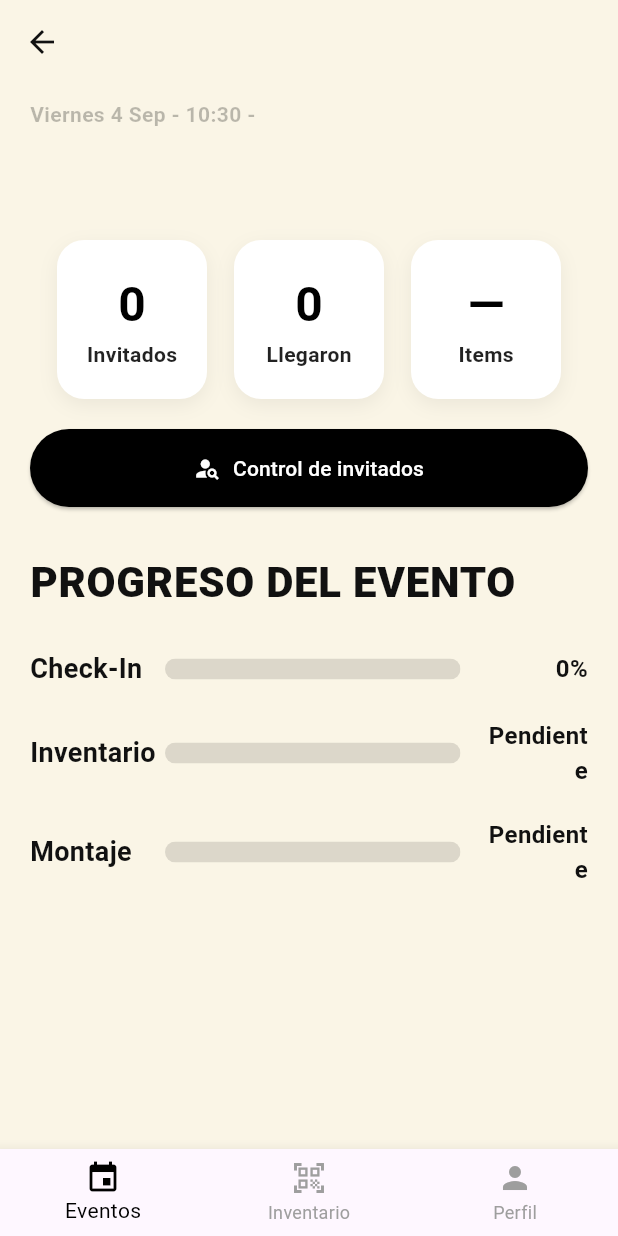
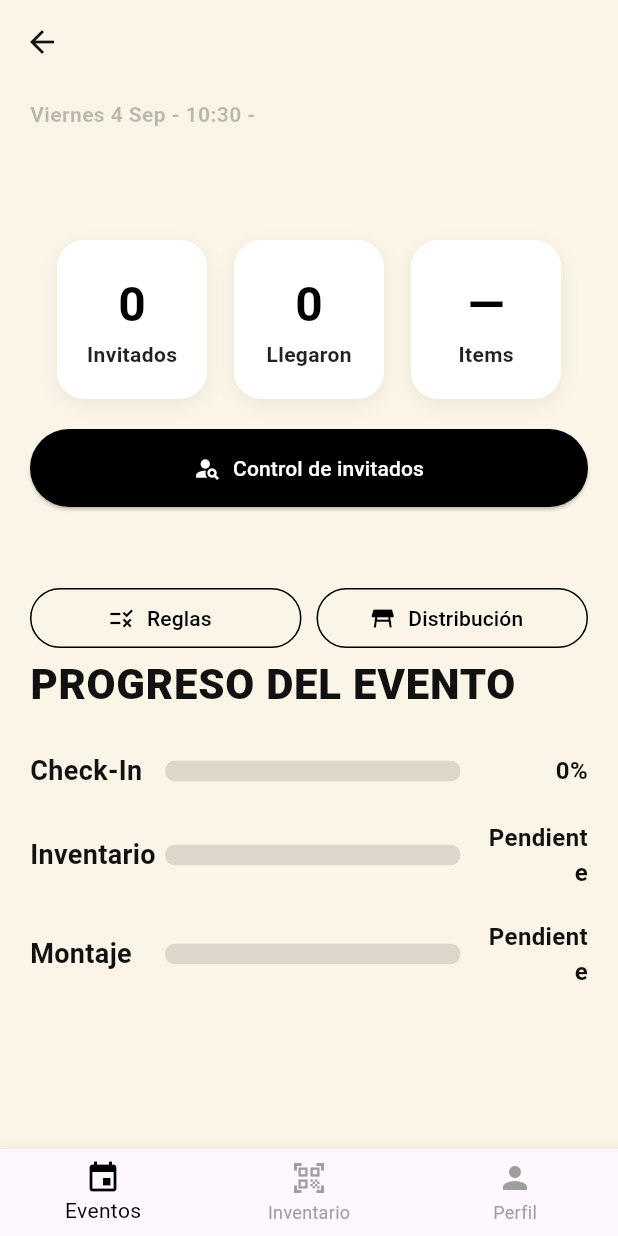
Before and after one commit to ANTONIO30-09/EVENTFLOW-AI, a Flutter app: the EventDetailScreen screen opened directly with empty values, on a phone screen of 412 x 824 dp. Run offline on Flutter 3.47's test engine with Material 3 defaults, Android fonts, the light colour scheme and no system bars; our stand-ins replace cloud_firestore, firebase_auth, firebase_core; missing offline and left inert: mobile_scanner; accounts and stored records are empty.

Commit message:
feat: reglas de compatibilidad y distribución sugerida

```diff
--- /dev/null
+++ b/lib/data/models/compatibility_rule_model.dart
@@ -0,0 +1,42 @@
+/// Modelo de regla de compatibilidad entre invitados.
+///
+/// Representa si un invitado NO puede sentarse con otro (`forbid`)
+/// o si sería preferible que se sienten juntos (`prefer`).
+class CompatibilityRule {
+  final String id;
+  final String eventId;
+  final String guestA;
+  final String guestB;
+  final String ruleType; // 'forbid' | 'prefer'
+  final bool active;
+
+  const CompatibilityRule({
+    required this.id,
+    required this.eventId,
+    required this.guestA,
+    required this.guestB,
+    required this.ruleType,
+    this.active = true,
+  });
+
+  factory CompatibilityRule.fromMap(String id, Map<dynamic, dynamic> map) {
+    return CompatibilityRule(
+      id: id,
+      eventId: map['eventId'] as String? ?? '',
+      guestA: map['guestA'] as String? ?? '',
+      guestB: map['guestB'] as String? ?? '',
+      ruleType: map['ruleType'] as String? ?? 'forbid',
+      active: map['active'] as bool? ?? true,
+    );
+  }
+
+  Map<String, dynamic> toMap() {
+    return {
+      'eventId': eventId,
+      'guestA': guestA,
+      'guestB': guestB,
+      'ruleType': ruleType,
+      'active': active,
+    };
+  }
+}
--- a/lib/screens/home/event_detail_screen.dart
+++ b/lib/screens/home/event_detail_screen.dart
@@ -4,6 +4,8 @@ import '../../data/models/event_model.dart';
 import '../../data/models/guest_model.dart';
 import '../../data/services/database_service.dart';
 import '../guests/guest_control_screen.dart';
+import '../compatibility/compatibility_rules_screen.dart';
+import '../distribution/suggested_distribution_screen.dart';
 import '../inventory/inventory_scanner_screen.dart';
 import '../profile/profile_screen.dart';
 
@@ -95,7 +97,46 @@ class EventDetailScreen extends StatelessWidget {
                   ),
                   const SizedBox(height: 30),
 
-                  const Text(
+                                    const SizedBox(height: 20),
+                  Row(
+                    mainAxisAlignment: MainAxisAlignment.spaceEvenly,
+                    children: [
+                      Expanded(
+                        child: OutlinedButton.icon(
+                          onPressed: () {
+                            Navigator.push(
+                              context,
+                              MaterialPageRoute(builder: (_) => CompatibilityRulesScreen(eventId: event.id)),
+                            );
+                          },
+                          icon: const Icon(Icons.rule),
+                          label: const Text('Reglas'),
+                          style: OutlinedButton.styleFrom(
+                            foregroundColor: Colors.black,
+                            side: const BorderSide(color: Colors.black),
+                          ),
+                        ),
+                      ),
+                      const SizedBox(width: 10),
+                      Expanded(
+                        child: OutlinedButton.icon(
+                          onPressed: () {
+                            Navigator.push(
+                              context,
+                              MaterialPageRoute(builder: (_) => SuggestedDistributionScreen(eventId: event.id)),
+                            );
+                          },
+                          icon: const Icon(Icons.table_restaurant),
+                          label: const Text('Distribución'),
+                          style: OutlinedButton.styleFrom(
+                            foregroundColor: Colors.black,
+                            side: const BorderSide(color: Colors.black),
+                          ),
+                        ),
+                      ),
+                    ],
+                  ),
+const Text(
                     'PROGRESO DEL EVENTO',
                     style: TextStyle(fontSize: 28, fontWeight: FontWeight.w900, letterSpacing: 0.5, color: AppColors.textDark),
                   ),
```
Also changed, not shown: lib/data/services/database_service.dart (+20 -0 lines), lib/screens/compatibility/compatibility_rules_screen.dart (added, +135 -0 lines), lib/screens/distribution/suggested_distribution_screen.dart (added, +50 -0 lines).
